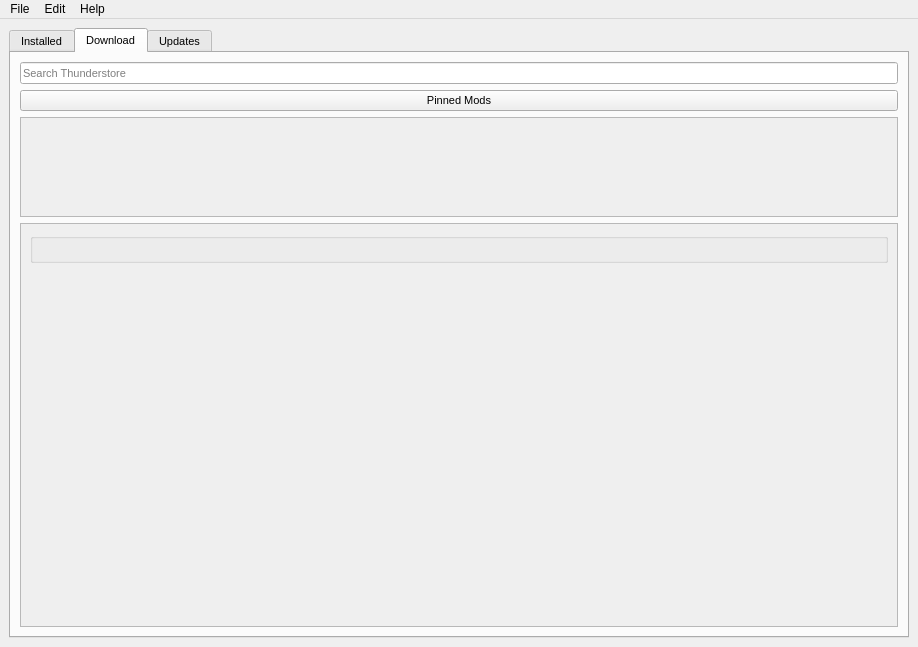
Above: mainwindow.ui from spydragon/Quartzite before the change. Below: the same form after it.
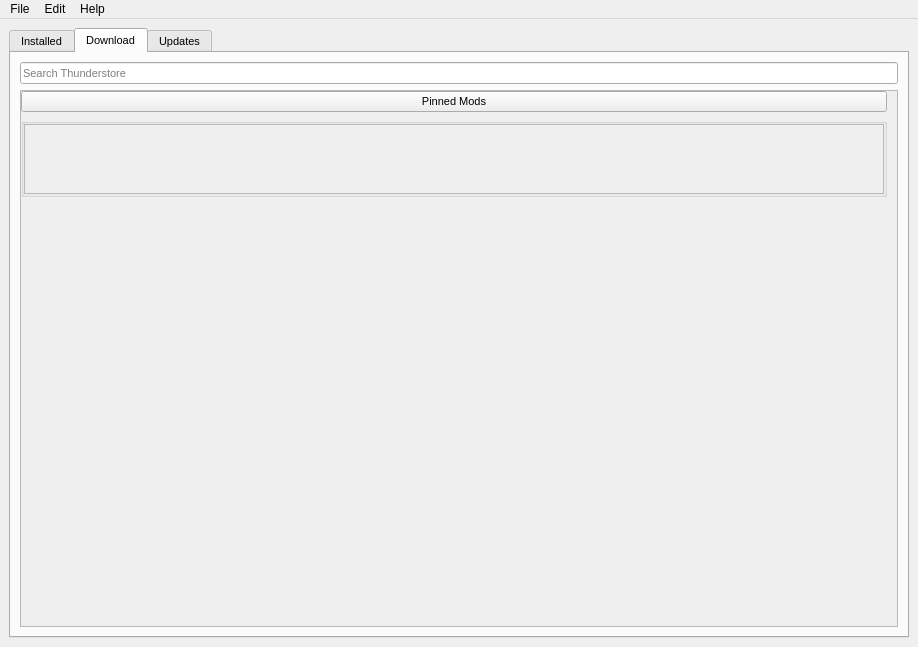
That is the form after the change. The open tabs and pages were chosen to show the change.

Commit message: Fix paddings and scroll areas

The edit to the form file:
```diff
--- a/mainwindow.ui
+++ b/mainwindow.ui
@@ -256,44 +256,10 @@
           </property>
          </widget>
         </item>
-        <item>
-         <widget class="QPushButton" name="PinnedModsShelf_Button">
-          <property name="text">
-           <string>Pinned Mods</string>
-          </property>
-         </widget>
-        </item>
-        <item>
-         <widget class="QScrollArea" name="PinnedModsShelf_Scroll">
-          <property name="maximumSize">
-           <size>
-            <width>16777215</width>
-            <height>100</height>
-           </size>
-          </property>
-          <property name="verticalScrollBarPolicy">
-           <enum>Qt::ScrollBarPolicy::ScrollBarAlwaysOff</enum>
-          </property>
-          <property name="widgetResizable">
-           <bool>true</bool>
-          </property>
-          <widget class="QWidget" name="scrollAreaWidgetContents_4">
-           <property name="geometry">
-            <rect>
-             <x>0</x>
-             <y>0</y>
-             <width>888</width>
-             <height>98</height>
-            </rect>
-           </property>
-           <layout class="QVBoxLayout" name="verticalLayout"/>
-          </widget>
-         </widget>
-        </item>
         <item>
          <widget class="QScrollArea" name="ThunderstoreSearchResults_Scroll">
           <property name="horizontalScrollBarPolicy">
-           <enum>Qt::ScrollBarPolicy::ScrollBarAlwaysOff</enum>
+           <enum>Qt::ScrollBarAsNeeded</enum>
           </property>
           <property name="widgetResizable">
            <bool>true</bool>
@@ -303,19 +269,103 @@
             <rect>
              <x>0</x>
              <y>0</y>
-             <width>888</width>
-             <height>430</height>
+             <width>876</width>
+             <height>536</height>
             </rect>
            </property>
            <layout class="QVBoxLayout" name="verticalLayout_2">
-            <item alignment="Qt::AlignmentFlag::AlignTop">
+            <property name="leftMargin">
+             <number>0</number>
+            </property>
+            <property name="topMargin">
+             <number>0</number>
+            </property>
+            <property name="rightMargin">
+             <number>10</number>
+            </property>
+            <property name="bottomMargin">
+             <number>0</number>
+            </property>
+            <item>
+             <widget class="QPushButton" name="PinnedModsShelf_Button">
+              <property name="text">
+               <string>Pinned Mods</string>
+              </property>
+             </widget>
+            </item>
+            <item>
              <widget class="QGroupBox" name="SearchedModList_Box">
               <property name="title">
                <string/>
               </property>
-              <layout class="QVBoxLayout" name="verticalLayout_9"/>
+              <layout class="QVBoxLayout" name="verticalLayout_9">
+               <property name="leftMargin">
+                <number>0</number>
+               </property>
+               <property name="topMargin">
+                <number>0</number>
+               </property>
+               <property name="rightMargin">
+                <number>0</number>
+               </property>
+               <property name="bottomMargin">
+                <number>0</number>
+               </property>
+               <item alignment="Qt::AlignTop">
+                <widget class="QScrollArea" name="PinnedModsShelf_Scroll">
+                 <property name="sizePolicy">
+                  <sizepolicy hsizetype="Preferred" vsizetype="Maximum">
+                   <horstretch>0</horstretch>
+                   <verstretch>0</verstretch>
+                  </sizepolicy>
+                 </property>
+                 <property name="minimumSize">
+                  <size>
+                   <width>0</width>
+                   <height>0</height>
+                  </size>
+                 </property>
+                 <property name="maximumSize">
+                  <size>
+                   <width>16777215</width>
+                   <height>100</height>
+                  </size>
+                 </property>
+                 <property name="verticalScrollBarPolicy">
+                  <enum>Qt::ScrollBarAsNeeded</enum>
+                 </property>
+                 <property name="widgetResizable">
+                  <bool>true</bool>
+                 </property>
+                 <widget class="QWidget" name="scrollAreaWidgetContents_4">
+                  <property name="geometry">
+                   <rect>
+                    <x>0</x>
+                    <y>0</y>
+                    <width>858</width>
+                    <height>68</height>
+                   </rect>
+                  </property>
+                  <layout class="QVBoxLayout" name="verticalLayout"/>
+                 </widget>
+                </widget>
+               </item>
+              </layout>
              </widget>
             </item>
+            <item>
+             <spacer name="verticalSpacer_2">
+              <property name="orientation">
+               <enum>Qt::Vertical</enum>
+              </property>
+              <property name="sizeHint" stdset="0">
+               <size>
+                <width>20</width>
+                <height>40</height>
+               </size>
+              </property>
+             </spacer>
+            </item>
            </layout>
           </widget>
          </widget>
```
Left out of the diff: 76 changed lines with no effect on the pictures. The commit also changes 5 other files.
